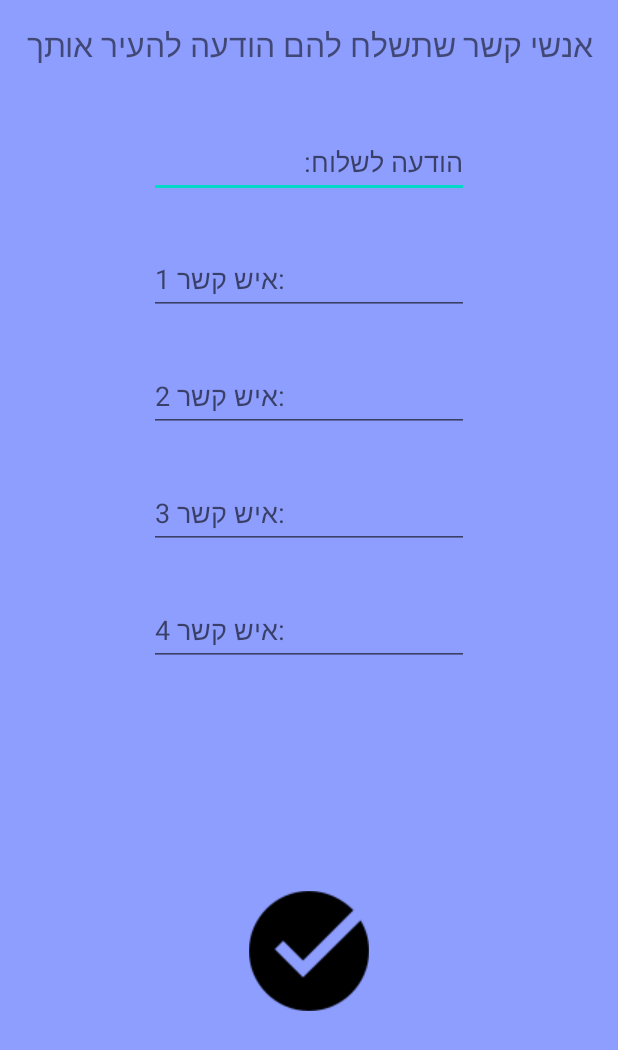
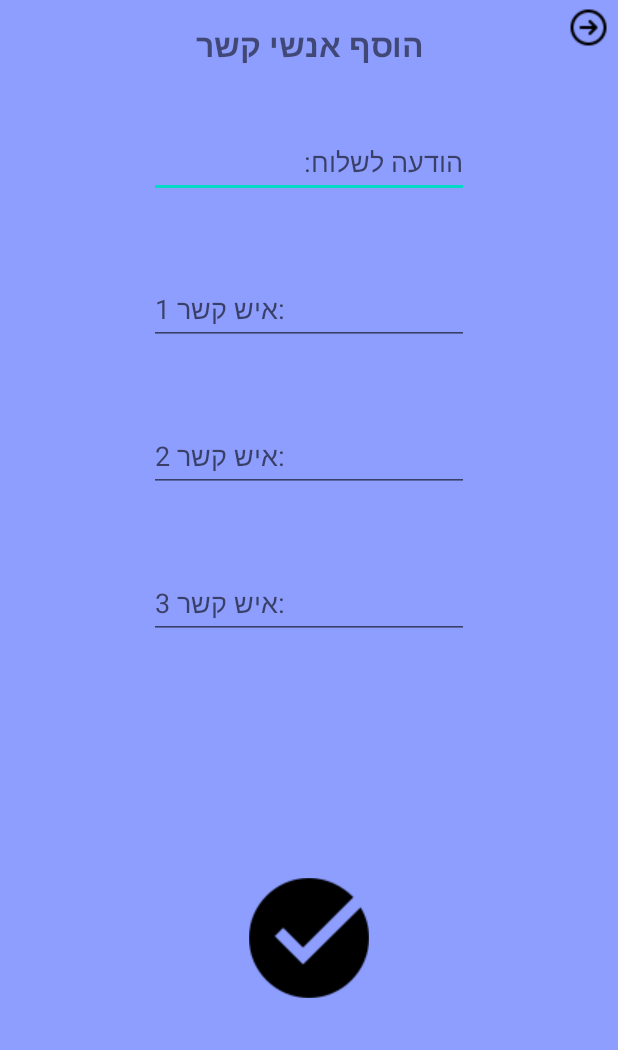
Before and after one commit to yardencoding/WakeAppAndroidApplication, an Android app: the Contact screen opened directly, with no data from a screen before it, on a phone screen of 412 x 824 dp. Shown: the top 1050 px of the screen. Run offline under Robolectric (Android 15) with nearby library versions, the phone set to English and light mode, and no system bars.

Commit message:
Finished Contact activity

```diff
--- a/app/src/main/java/com/example/wakeup/ChooseSound.java
+++ b/app/src/main/java/com/example/wakeup/ChooseSound.java
@@ -282,4 +282,8 @@ public class ChooseSound extends AppCompatActivity implements View.OnClickListen
         mediaPlayer.release();
         super.onDestroy();
     }
+
+    public void onBackIconChooseSound(View view) {
+        super.onBackPressed();
+    }
 }
--- a/app/src/main/java/com/example/wakeup/CreateAlarm.java
+++ b/app/src/main/java/com/example/wakeup/CreateAlarm.java
@@ -161,6 +161,7 @@ public class CreateAlarm extends AppCompatActivity implements View.OnClickListen
             Toast.makeText(this, "לא הוגדרה שעה", Toast.LENGTH_SHORT).show();
             return; //To not create an alarm
 
+
         } else {
 
 
@@ -273,4 +274,7 @@ public class CreateAlarm extends AppCompatActivity implements View.OnClickListen
     }
 
 
+    public void onBackIconCreateAlarm(View view) {
+        super.onBackPressed();
+    }
 }
--- a/app/src/main/java/com/example/wakeup/MainScreen.java
+++ b/app/src/main/java/com/example/wakeup/MainScreen.java
@@ -154,4 +154,5 @@ public class MainScreen extends AppCompatActivity implements RecyclerViewInterfa
         intent.putParcelableArrayListExtra("AlarmList", alarmList);
         startActivity(intent);
     }
+
 }
--- a/app/src/main/res/layout/activity_contact.xml
+++ b/app/src/main/res/layout/activity_contact.xml
@@ -16,8 +16,9 @@
         android:layout_marginTop="15dp"
         android:layout_marginEnd="100dp"
         android:contentDescription="message to send"
-        android:text="אנשי קשר שתשלח להם הודעה להעיר אותך"
+        android:text="הוסף אנשי קשר"
         android:textSize="21sp"
+        android:textStyle="bold"
         app:layout_constraintEnd_toEndOf="parent"
         app:layout_constraintStart_toStartOf="parent"
         app:layout_constraintTop_toTopOf="parent" />
@@ -44,14 +45,14 @@
         app:layout_constraintBottom_toBottomOf="parent"
         app:layout_constraintEnd_toEndOf="parent"
         app:layout_constraintStart_toStartOf="parent"
-        app:layout_constraintTop_toBottomOf="@+id/editTextPhone4"
+        app:layout_constraintTop_toBottomOf="@+id/editTextPhone3"
         app:srcCompat="@drawable/checkmark" />
 
     <EditText
         android:id="@+id/editTextPhone1"
         android:layout_width="wrap_content"
         android:layout_height="wrap_content"
-        android:layout_marginTop="30dp"
+        android:layout_marginTop="50dp"
         android:ems="10"
         android:hint="איש קשר 1:"
         android:inputType="phone"
@@ -64,7 +65,7 @@
         android:id="@+id/editTextPhone2"
         android:layout_width="wrap_content"
         android:layout_height="wrap_content"
-        android:layout_marginTop="30dp"
+        android:layout_marginTop="50dp"
         android:ems="10"
         android:hint="איש קשר 2:"
         android:inputType="phone"
@@ -77,7 +78,7 @@
         android:id="@+id/editTextPhone3"
         android:layout_width="wrap_content"
         android:layout_height="wrap_content"
-        android:layout_marginTop="30dp"
+        android:layout_marginTop="50dp"
         android:ems="10"
         android:hint="איש קשר 3:"
         android:inputType="phone"
@@ -86,17 +87,20 @@
         app:layout_constraintStart_toStartOf="parent"
         app:layout_constraintTop_toBottomOf="@+id/editTextPhone2" />
 
-    <EditText
-        android:id="@+id/editTextPhone4"
+    <ImageButton
+        android:layoutDirection="ltr"
+        android:id="@+id/imageButton3"
         android:layout_width="wrap_content"
         android:layout_height="wrap_content"
-        android:layout_marginTop="30dp"
-        android:ems="10"
-        android:hint="איש קשר 4:"
-        android:inputType="phone"
-        android:minHeight="48dp"
+        android:layout_marginStart="93dp"
+        android:layout_marginTop="3dp"
+        android:layout_marginEnd="3dp"
+        android:background="@color/transparent"
         app:layout_constraintEnd_toEndOf="parent"
-        app:layout_constraintStart_toStartOf="parent"
-        app:layout_constraintTop_toBottomOf="@+id/editTextPhone3" />
+        app:layout_constraintStart_toEndOf="@+id/textView"
+        app:layout_constraintTop_toTopOf="parent"
+        android:onClick="onBackIconContact"
+        app:srcCompat="@drawable/backicon"
+        tools:ignore="OnClick" />
 
 </androidx.constraintlayout.widget.ConstraintLayout>
--- a/build.gradle
+++ b/build.gradle
@@ -5,7 +5,7 @@ buildscript {
         mavenCentral()
     }
     dependencies {
-        classpath 'com.android.tools.build:gradle:7.3.1'
+        classpath 'com.android.tools.build:gradle:7.4.0'
         classpath 'com.google.gms:google-services:4.3.14'
     }
 }
```
Also changed, not shown: app/src/main/java/com/example/wakeup/Contact.java (+131 -70 lines), app/src/main/res/layout/activity_create_alarm.xml (+17 -1 lines), app/src/main/res/layout/choose_sound.xml (+16 -0 lines), app/src/main/res/drawable/backicon.png (added), gradle/wrapper/gradle-wrapper.properties.
